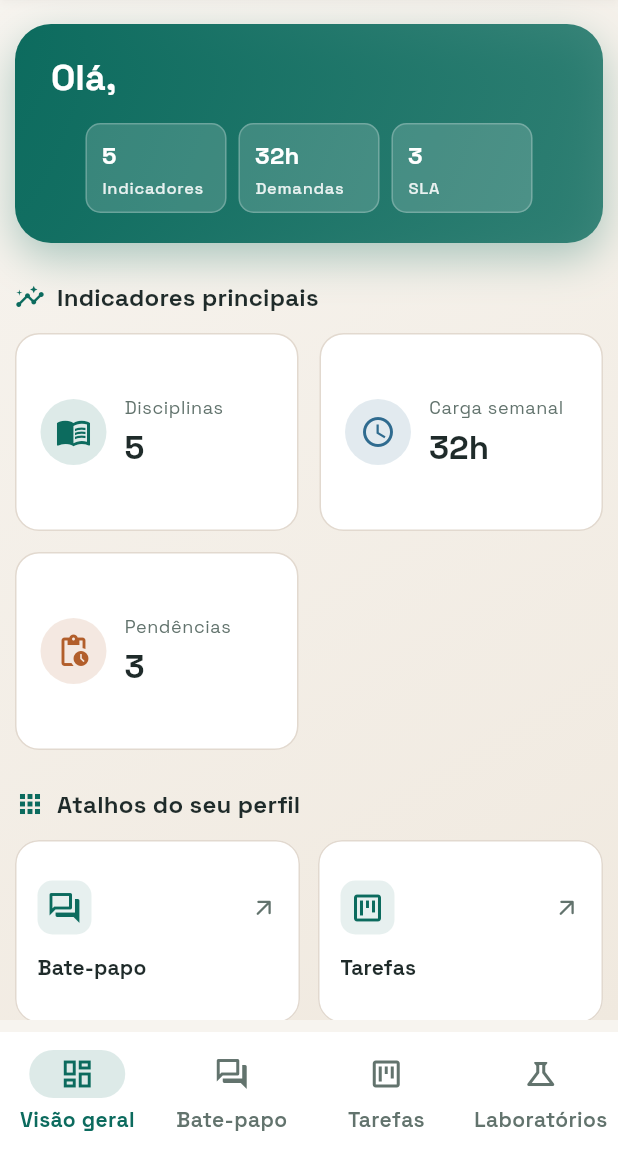
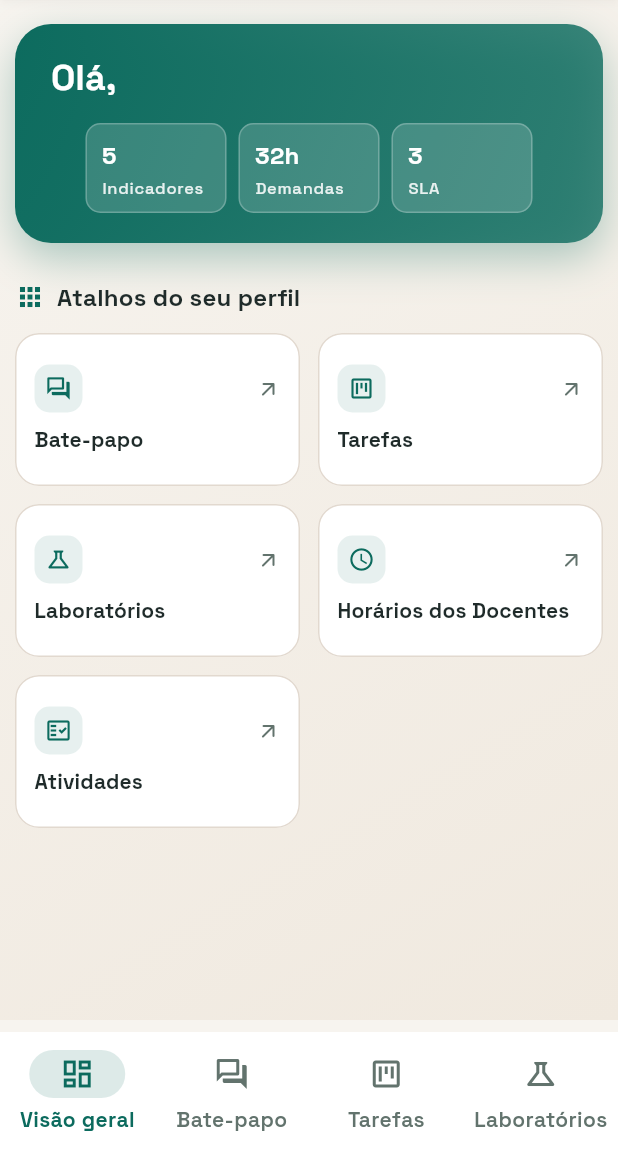
Before and after one commit to frahncky/SIGAD, a Flutter app: the DashboardPage screen opened by its route, on a phone screen of 412 x 824 dp, the part 84-1236 px from its top. Run offline on Flutter 3.47's test engine with Material 3 defaults, Android fonts, the phone set to English and light mode, and no system bars; our stand-ins replace google_fonts, shared_preferences; accounts and stored records are empty.

Commit message:
refactor: streamline dashboard content and spacing

```diff
--- a/lib/features/dashboard/presentation/pages/dashboard_page.dart
+++ b/lib/features/dashboard/presentation/pages/dashboard_page.dart
@@ -45,28 +45,11 @@ class DashboardPage extends StatelessWidget {
                   ),
                   const SizedBox(height: 24),
                   const _SectionTitle(
-                    title: 'Indicadores principais',
-                    icon: Icons.insights_outlined,
-                  ),
-                  const SizedBox(height: 12),
-                  _MetricsGrid(metrics: profile.metrics),
-                  const SizedBox(height: 24),
-                  const _SectionTitle(
                     title: 'Atalhos do seu perfil',
                     icon: Icons.apps_outlined,
                   ),
                   const SizedBox(height: 12),
                   _ModuleGrid(modules: availableModules),
-                  const SizedBox(height: 24),
-                  const _SectionTitle(
-                    title: 'Prioridades de hoje',
-                    icon: Icons.track_changes_outlined,
-                  ),
-                  const SizedBox(height: 12),
-                  _DynamicPriorityList(
-                    role: role,
-                    fallbackItems: profile.priorities,
-                  ),
                 ],
               ),
             ),
@@ -217,80 +200,6 @@ class _SectionTitle extends StatelessWidget {
   }
 }
 
-class _MetricsGrid extends StatelessWidget {
-  const _MetricsGrid({required this.metrics});
-
-  final List<_RoleMetric> metrics;
-
-  @override
-  Widget build(BuildContext context) {
-    return GridView.builder(
-      shrinkWrap: true,
-      physics: const NeverScrollableScrollPhysics(),
-      itemCount: metrics.length,
-      gridDelegate: const SliverGridDelegateWithMaxCrossAxisExtent(
-        maxCrossAxisExtent: 320,
-        mainAxisExtent: 132,
-        mainAxisSpacing: 14,
-        crossAxisSpacing: 14,
-      ),
-      itemBuilder: (context, index) => _MetricCard(metric: metrics[index]),
-    );
-  }
-}
-
-class _MetricCard extends StatelessWidget {
-  const _MetricCard({required this.metric});
-
-  final _RoleMetric metric;
-
-  @override
-  Widget build(BuildContext context) {
-    final textTheme = Theme.of(context).textTheme;
-    return Container(
-      padding: const EdgeInsets.all(16),
-      decoration: BoxDecoration(
-        color: SigadColors.surface,
-        borderRadius: BorderRadius.circular(16),
-        border: Border.all(color: SigadColors.divider),
-      ),
-      child: Row(
-        children: [
-          Container(
-            width: 44,
-            height: 44,
-            decoration: BoxDecoration(
-              color: metric.tone.withValues(alpha: 0.14),
-              shape: BoxShape.circle,
-            ),
-            child: Icon(metric.icon, color: metric.tone),
-          ),
-          const SizedBox(width: 12),
-          Expanded(
-            child: Column(
-              crossAxisAlignment: CrossAxisAlignment.start,
-              mainAxisAlignment: MainAxisAlignment.center,
-              children: [
-                Text(
-                  metric.label,
-                  style: textTheme.bodySmall?.copyWith(color: SigadColors.muted),
-                  maxLines: 1,
-                  overflow: TextOverflow.ellipsis,
-                ),
-                const SizedBox(height: 4),
-                Text(
-                  metric.value,
-                  style: textTheme.titleLarge?.copyWith(fontWeight: FontWeight.w700),
-                ),
-              ],
-            ),
-          ),
-        ],
-      ),
-    );
-  }
-}
-
 class _ModuleGrid extends StatelessWidget {
   const _ModuleGrid({required this.modules});
 
@@ -311,7 +220,7 @@ class _ModuleGrid extends StatelessWidget {
       itemCount: modules.length,
       gridDelegate: SliverGridDelegateWithFixedCrossAxisCount(
         crossAxisCount: crossAxisCount,
-        mainAxisExtent: 122,
+        mainAxisExtent: 102,
         mainAxisSpacing: 12,
         crossAxisSpacing: 12,
       ),
@@ -337,7 +246,7 @@ class _ModuleCard extends StatelessWidget {
         borderRadius: BorderRadius.circular(16),
         onTap: () => Navigator.of(context).pushReplacementNamed(item.route),
         child: Container(
-          padding: const EdgeInsets.all(14),
+          padding: const EdgeInsets.symmetric(horizontal: 12, vertical: 10),
           decoration: BoxDecoration(
             borderRadius: BorderRadius.circular(16),
             border: Border.all(color: SigadColors.divider),
@@ -349,19 +258,19 @@ class _ModuleCard extends StatelessWidget {
               Row(
                 children: [
                   Container(
-                    width: 36,
-                    height: 36,
+                    width: 32,
+                    height: 32,
                     decoration: BoxDecoration(
                       color: SigadColors.brand.withValues(alpha: 0.10),
                       borderRadius: BorderRadius.circular(10),
                     ),
-                    child: Icon(item.icon, color: SigadColors.brand),
+                    child: Icon(item.icon, color: SigadColors.brand, size: 18),
                   ),
                   const Spacer(),
-                  const Icon(Icons.arrow_outward_rounded, color: SigadColors.muted, size: 18),
+                  const Icon(Icons.arrow_outward_rounded, color: SigadColors.muted, size: 16),
                 ],
               ),
-              const SizedBox(height: 12),
+              const SizedBox(height: 8),
               Text(
                 item.label,
                 style: textTheme.labelLarge?.copyWith(fontWeight: FontWeight.w700),
@@ -369,11 +278,11 @@ class _ModuleCard extends StatelessWidget {
                 overflow: TextOverflow.ellipsis,
               ),
               if (subtitle != null && subtitle.isNotEmpty) ...[
-                const SizedBox(height: 4),
+                const SizedBox(height: 2),
                 Text(
                   subtitle,
                   style: textTheme.bodySmall?.copyWith(color: SigadColors.muted),
-                  maxLines: 2,
+                  maxLines: 1,
                   overflow: TextOverflow.ellipsis,
                 ),
               ],
```
